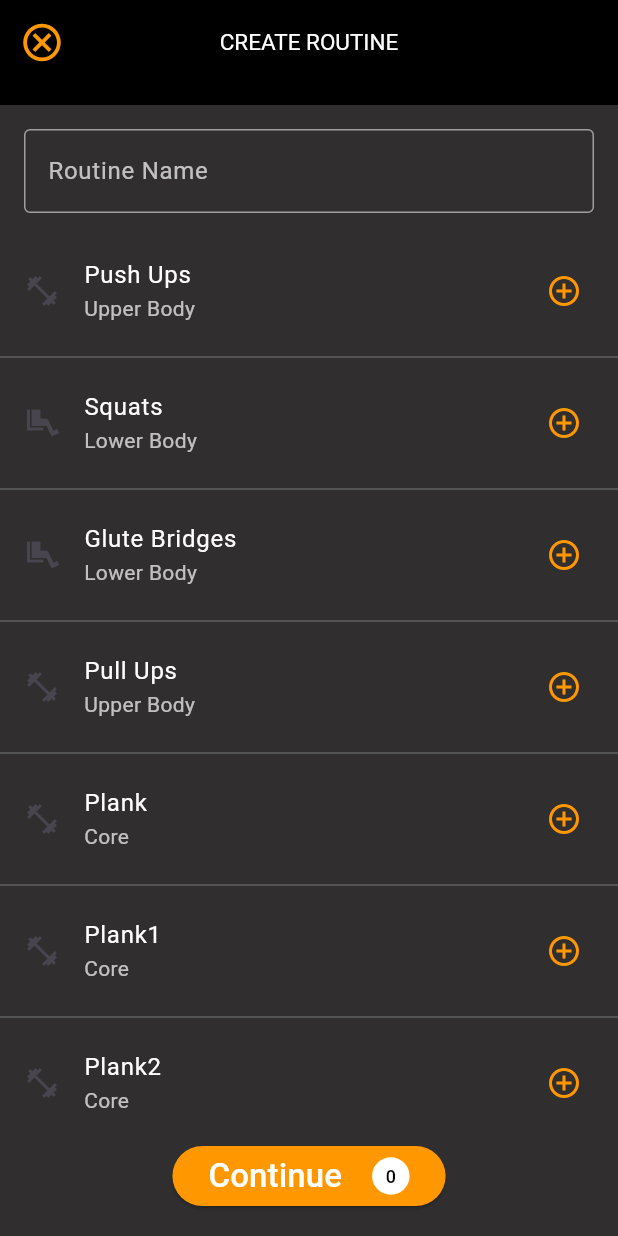
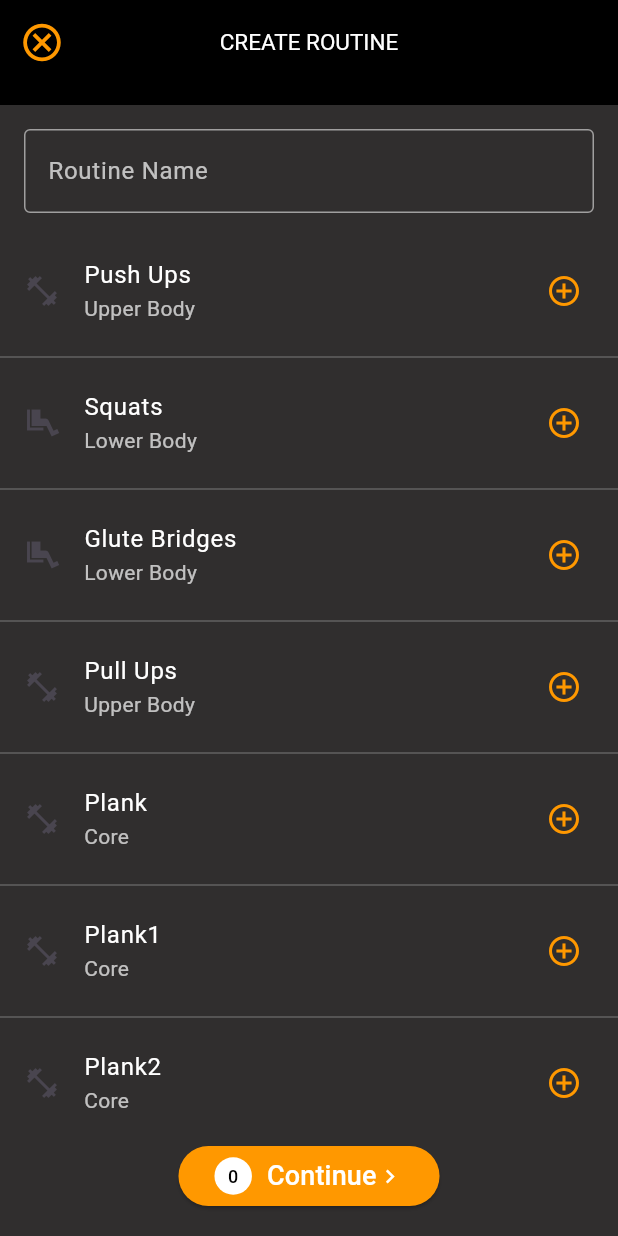
Before and after one commit to edwardseoj/LockInTwin, a Flutter app: the screen it shows after launch, after a tap on the "add" icon, on a phone screen of 412 x 824 dp. Run offline on Flutter 3.47's test engine with Material 3 defaults, Android fonts, the light colour scheme and no system bars.

Commit message:
Reorganized widgets

```diff
--- a/lib/create_routine.dart
+++ b/lib/create_routine.dart
@@ -1,94 +1,37 @@
 import 'package:flutter/material.dart';
+import 'package:lock_in_twin/items/exercises.dart';
 import 'package:lock_in_twin/main.dart';
 
-class CreateRoutine extends StatefulWidget{
+class CreateRoutine extends StatefulWidget {
   const CreateRoutine({super.key});
-
   @override
   State<StatefulWidget> createState() {
     return _CreateRoutineState();
   }
 }
 
-class _CreateRoutineState extends State<CreateRoutine>{
+
+class _CreateRoutineState extends State<CreateRoutine> {
   Color mainBg = const Color(0xFF302e2e);
 
-  var _exerciseCounter= 0;
+  var _exerciseCounter = 0;
+  final Map<String, Exercises> _exercises = {
+    "Push Ups": Exercises(title: "Push Ups", subtitle: "Upper Body", icon: const Icon(Icons.fitness_center), isSelected: false),
+    "Squats": Exercises(title: "Squats", subtitle: "Lower Body", icon: const Icon(Icons.airline_seat_legroom_extra_sharp), isSelected: false),
+    "Glute Bridges": Exercises(title: "Glute Bridges", subtitle: "Lower Body", icon: const Icon(Icons.airline_seat_legroom_extra_sharp), isSelected: false),
+    "Pull Ups": Exercises(title: "Pull Ups", subtitle: "Upper Body", icon: const Icon(Icons.fitness_center), isSelected: false),
+    "Plank": Exercises(title: "Plank", subtitle: "Core", icon: const Icon(Icons.fitness_center), isSelected: false),
+    "Plank1": Exercises(title: "Plank1", subtitle: "Core", icon: const Icon(Icons.fitness_center), isSelected: false),
+    "Plank2": Exercises(title: "Plank2", subtitle: "Core", icon: const Icon(Icons.fitness_center), isSelected: false),
+    "Plank3": Exercises(title: "Plank3", subtitle: "Core", icon: const Icon(Icons.fitness_center), isSelected: false),
+    "Plank4": Exercises(title: "Plank4", subtitle: "Core", icon: const Icon(Icons.fitness_center), isSelected: false),
+    "Plank5": Exercises(title: "Plank5", subtitle: "Core", icon: const Icon(Icons.fitness_center), isSelected: false),
+  };
+  final Map<String, Exercises> _selectedExercises = {};
 
-  final Map<String, List<dynamic>> _exercises = {
-    "Push Ups": ["Push Ups", "Upper Body", Icon(Icons.fitness_center), false],
-    "Squats": ["Squats", "Lower Body", Icon(Icons.airline_seat_legroom_extra_sharp), false],
-    "Glute Bridges": ["Glute Bridges", "Lower Body", Icon(Icons.airline_seat_legroom_extra_sharp), false],
-    "Pull Ups": ["Pull Ups", "Upper Body", Icon(Icons.fitness_center), false],
-    "Plank": ["Plank", "Core", Icon(Icons.fitness_center), false],
-    "Plank1": ["Plank1", "Core", Icon(Icons.fitness_center), false],
-    "Plank2": ["Plank2", "Core", Icon(Icons.fitness_center), false],
-    "Plank3": ["Plank3", "Core", Icon(Icons.fitness_center), false],
-    "Plank4": ["Plank4", "Core", Icon(Icons.fitness_center), false],
-    "Plank5": ["Plank5", "Core", Icon(Icons.fitness_center), false],
-  };
-
-  final Map<String, List<dynamic>> _selectedExercises = {};
-
-  @override
-  Widget build(BuildContext context) {
-    return MaterialApp(
-      debugShowCheckedModeBanner: false,
-      home: Builder(
-        builder: (context) {
-          return Scaffold(
-
-            backgroundColor: mainBg,
-
-
-            appBar: PreferredSize(preferredSize: Size.fromHeight(70), child:
-            AppBar(
-              backgroundColor: Colors.black,
-
-              leading: Row(
-                mainAxisAlignment: MainAxisAlignment.center,
-                mainAxisSize: MainAxisSize.min,
-                children: [
-                  Builder(
-                      builder: (BuildContext context){
-                        return IconButton(
-                            onPressed: (){
-                              print("Went to Home Page");
-                              Navigator.pushAndRemoveUntil(
-                                  context,
-                                  MaterialPageRoute(builder: (context) => MyApp()),
-                                  (Route<dynamic> route) => false,
-                              );
-                            },
-                            icon: const Icon(
-                                Icons.cancel_outlined,
-                                color: Colors.orange,
-                                size: 30
-                            ),
-                        );
-                      }
-                  ),
-                ],
-              ),
-
-              title: Text(
-                "CREATE ROUTINE",
-                style: TextStyle(
-                  color: Colors.white,
-                  fontSize: 15,
-                ),
-              ),
-              centerTitle: true,
-            ),
-            ),
-
-            body:
-                SafeArea(child:
-                Column(
-                  children: [
-                    Padding(
-                      padding: const EdgeInsets.all(16.0),
-                      child: TextField(
+  // helper functions and widgets
+  Widget _routineTitleContent() {
+    return TextField(
       style: TextStyle(color: Colors.white),
       decoration: InputDecoration(
         labelText: 'Routine Name',
@@ -100,64 +43,49 @@ class _CreateRoutineState extends State<CreateRoutine>{
           borderSide: BorderSide(color: Colors.orange),
         ),
       ),
+    );
+  }
+
+  Widget _buildExerciseTile(String key) {
+    final ex = _exercises[key]!;
+
+    return ListTile(
+      leading: ex.icon,
+      tileColor: ex.isSelected ? Colors.orange : null,
+      onTap: () => _toggleExercise(key),
+      title: Text(ex.title, style: TextStyle(color: Colors.white)),
+      subtitle: Text(ex.subtitle, style: TextStyle(color: Colors.white70)),
+      trailing: Icon(
+        ex.isSelected ? Icons.backspace_outlined : Icons.add_circle_outline,
+        color: ex.isSelected ? Colors.white : Colors.orange,
       ),
-                    ),
+    );
+  }
 
-                    Expanded(
-                      child: ListView.separated(
-                        physics: AlwaysScrollableScrollPhysics(),
-                        itemBuilder: (BuildContext context, int index) {
-                          String key = _exercises.keys.elementAt(index);
-                          return ListTile(
-                            leading: _exercises[key]![2],
-                            onTap: () {
+  void _toggleExercise(String key) {
     setState(() {
-                                _exercises[key]![3] = !_exercises[key]![3];
+      var exObj = _exercises[key]!;
+      exObj.isSelected = !exObj.isSelected;
 
-                                if (_exercises[key]![3]) {
-                                  _selectedExercises[key] = _exercises[key]!;
+      if (exObj.isSelected) {
+        _selectedExercises[key] = exObj;
         _exerciseCounter++;
       } else {
         _selectedExercises.remove(key);
         _exerciseCounter--;
       }
 
-                                //debugging prints
+      // Debugging prints
       for (var ex in _selectedExercises.entries) {
         print("Selected Exercise: ${ex.key}");
       }
-                                print(_exercises[key]![0] + " selected" );
+      print("${exObj.title} selected");
+    });
+  }
 
-                              });
-                            },
-                            tileColor: _exercises[key]![3] ? Colors.orange : null,
-
-                            title: Text(
-                              _exercises[key]![0],
-                              style: TextStyle(color: Colors.white),
-                            ),
-                            subtitle: Text(
-                              _exercises[key]![1],
-                              style: TextStyle(color: Colors.white70),
-                            ),
-                            trailing: Icon(
-                              _exercises[key]![3] ? Icons.backspace_outlined:  Icons.add_circle_outline,
-                              color: _exercises[key]![3] ? Colors.white: Colors.orange,
-                            ),
-                          );
-                        },
-                        separatorBuilder: (BuildContext context, int index) {
-                          return Divider(color: Colors.white24);
-                        },
-                        itemCount: _exercises.length,
-                      ),
-                    ),
-
-                    Padding(
-                      padding: const EdgeInsets.all(16.0),
-                      child: ElevatedButton(
+  Widget _continueButton(){
+    return ElevatedButton(
       onPressed: () {
-                          // Logic to save the routine
         print("Routine Saved");
         Navigator.pushAndRemoveUntil(
           context,
@@ -165,22 +93,24 @@ class _CreateRoutineState extends State<CreateRoutine>{
               (Route<dynamic> route) => false,
         );
       },
+
       style: ElevatedButton.styleFrom(
         backgroundColor: Colors.orange,
       ),
+
       child: Row(
         mainAxisSize: MainAxisSize.min,
         mainAxisAlignment: MainAxisAlignment.center,
         crossAxisAlignment: CrossAxisAlignment.center,
-                          children: [
-                            Text(
-                              'Continue',
-                              style: TextStyle(
-                                fontSize: 22,
-                                color: Colors.white,
+        children:  _continueButtonContents(),
       ),
-                            ),
-                            SizedBox(width: 20),
+    );
+  }
+
+  List<Widget> _continueButtonContents(){
+    var children = <Widget>[];
+
+    children.add(
         SizedBox(
           height: 25,
           width: 25,
@@ -193,19 +123,113 @@ class _CreateRoutineState extends State<CreateRoutine>{
             child: Text(
               textAlign: TextAlign.center,
               _exerciseCounter.toString(),
-                                  style: TextStyle(color: Colors.black, fontSize: 12),
+              style: TextStyle(
+                color: Colors.black,
+                fontSize: 12,
               ),
             ),
-                            )
+          ),
+        ),
+    );
+    children.add(
+      SizedBox(width: 10),
+    );
+    children.add(
+      Text(
+        'Continue',
+        style: TextStyle(fontSize: 18, color: Colors.white),
+      ),
+    );
+    children.add(
+      Icon(Icons.navigate_next, color: Colors.white,),
+    );
+
+    return children;
+  }
+
+
+
+
+  // main build method
+  @override
+  Widget build(BuildContext context) {
+    return MaterialApp(
+      debugShowCheckedModeBanner: false,
+      home: Builder(
+        builder: (context) {
+          return Scaffold(
+            backgroundColor: mainBg,
+
+            appBar: PreferredSize(
+              preferredSize: Size.fromHeight(70),
+              child: AppBar(
+                backgroundColor: Colors.black,
+
+                leading: Row(
+                  mainAxisAlignment: MainAxisAlignment.center,
+                  mainAxisSize: MainAxisSize.min,
+                  children: [
+                    Builder(
+                      builder: (BuildContext context) {
+                        return IconButton(
+                          onPressed: () {
+                            print("Went to Home Page");
+                            Navigator.pushAndRemoveUntil(
+                              context,
+                              MaterialPageRoute(builder: (context) => MyApp()),
+                              (Route<dynamic> route) => false,
+                            );
+                          },
+                          icon: const Icon(
+                            Icons.cancel_outlined,
+                            color: Colors.orange,
+                            size: 30,
+                          ),
+                        );
+                      },
+                    ),
                   ],
                 ),
+
+                title: Text(
+                  "CREATE ROUTINE",
+                  style: TextStyle(color: Colors.white, fontSize: 15),
                 ),
+                centerTitle: true,
+              ),
+            ),
+
+            body: SafeArea(
+              child: Column(
+                children: [
+                  Padding(
+                    padding: const EdgeInsets.all(16.0),
+                    child: _routineTitleContent(),
+                  ),
+
+                  Expanded(
+                    child: ListView.separated(
+                      physics: AlwaysScrollableScrollPhysics(),
+                      itemBuilder: (BuildContext context, int index) {
+                        String key = _exercises.keys.elementAt(index);
+                        return _buildExerciseTile(key);
+                      },
+                      separatorBuilder: (BuildContext context, int index) {
+                        return Divider(color: Colors.white24);
+                      },
+                      itemCount: _exercises.length,
+                    ),
+                  ),
+
+                  Padding(
+                    padding: const EdgeInsets.all(16.0),
+                    child: _continueButton(),
                   ),
                 ],
               ),
             ),
           );
-        }
+        },
       ),
     );
   }
```
Also changed, not shown: lib/items/exercises.dart (added), lib/items/routines.dart (renamed from lib/routines.dart). Lines whose indentation alone changed are shown as unchanged.
